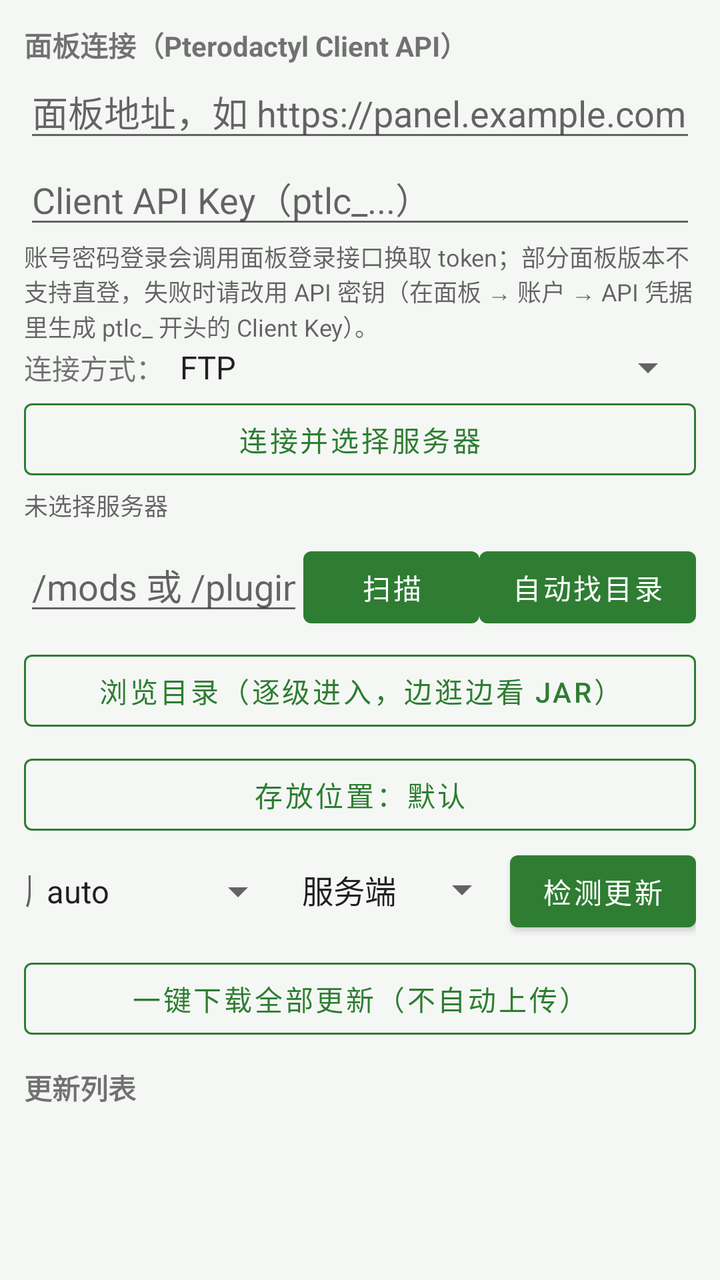
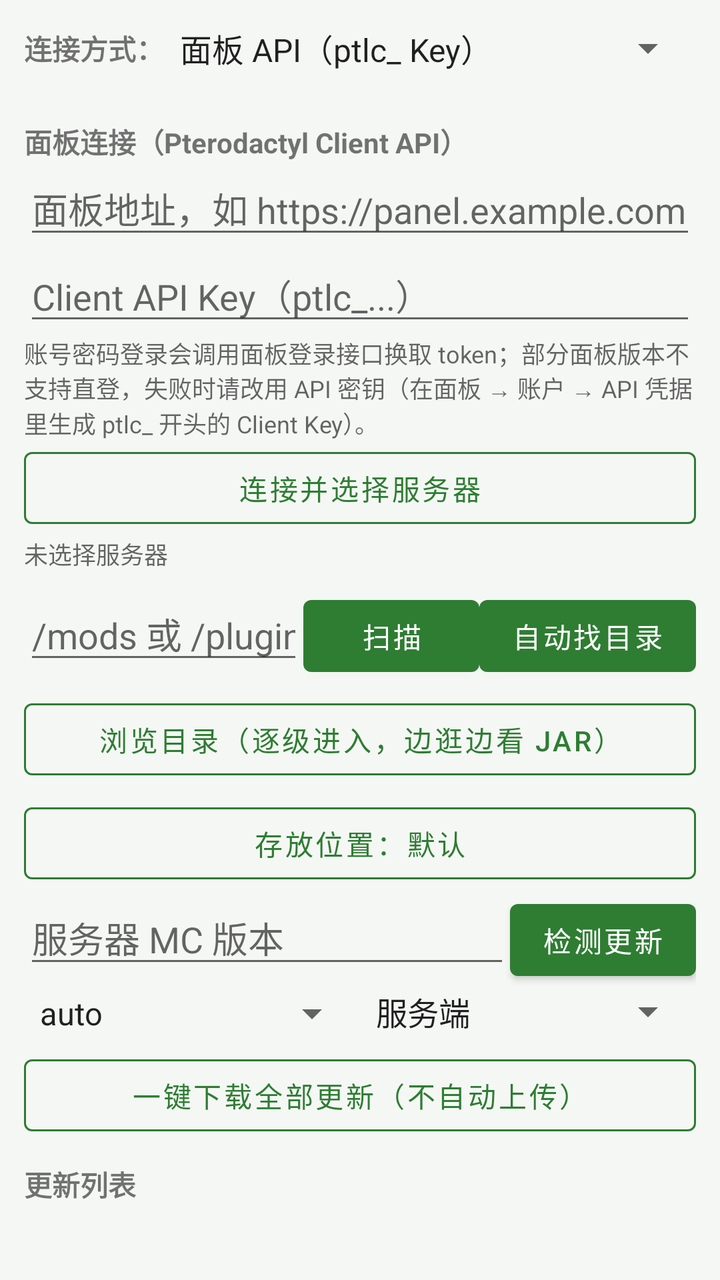

Two renders of the same Android screen: before a commit and after it. Below are the layout's source before the change and the commit's diff.
<!-- AndroidManifest.xml: application theme Theme.ModMigrator -->
<!-- res/layout/fragment_server.xml -->
<?xml version="1.0" encoding="utf-8"?>
<LinearLayout xmlns:android="http://schemas.android.com/apk/res/android"
    android:layout_width="match_parent"
    android:layout_height="match_parent"
    android:orientation="vertical"
    android:padding="12dp">

    <TextView
        android:layout_width="wrap_content"
        android:layout_height="wrap_content"
        android:text="面板连接（Pterodactyl Client API）"
        android:textStyle="bold" />

    <EditText
        android:id="@+id/etPanelBase"
        android:layout_width="match_parent"
        android:layout_height="wrap_content"
        android:hint="面板地址，如 https://panel.example.com"
        android:inputType="textUri"
        android:singleLine="true" />

    <EditText
        android:id="@+id/etPanelKey"
        android:layout_width="match_parent"
        android:layout_height="wrap_content"
        android:hint="Client API Key（ptlc_...）"
        android:inputType="textPassword"
        android:singleLine="true" />

    <TextView
        android:layout_width="match_parent"
        android:layout_height="wrap_content"
        android:text="@string/panel_auth_hint"
        android:textColor="@color/textSecondary"
        android:textSize="12sp" />

    
    <LinearLayout
        android:layout_width="match_parent"
        android:layout_height="wrap_content"
        android:orientation="horizontal">

        <TextView
            android:layout_width="wrap_content"
            android:layout_height="wrap_content"
            android:text="连接方式：" />

        <Spinner
            android:id="@+id/spRemoteKind"
            android:layout_width="0dp"
            android:layout_height="wrap_content"
            android:layout_weight="1"
            android:entries="@array/remote_kinds" />
    </LinearLayout>

    
    <LinearLayout
        android:id="@+id/boxRemote"
        android:layout_width="match_parent"
        android:layout_height="wrap_content"
        android:orientation="vertical"
        android:visibility="gone">

        <LinearLayout
            android:layout_width="match_parent"
            android:layout_height="wrap_content"
            android:orientation="horizontal">

            <EditText
                android:id="@+id/etRemoteHost"
                android:layout_width="0dp"
                android:layout_height="wrap_content"
                android:layout_weight="3"
                android:hint="主机，如 1.2.3.4 或 srv.example.com"
                android:inputType="text"
                android:singleLine="true" />

            <EditText
                android:id="@+id/etRemotePort"
                android:layout_width="0dp"
                android:layout_height="wrap_content"
                android:layout_weight="1"
                android:hint="端口"
                android:inputType="number"
                android:singleLine="true" />
        </LinearLayout>

        <LinearLayout
            android:layout_width="match_parent"
            android:layout_height="wrap_content"
            android:orientation="horizontal">

            <EditText
                android:id="@+id/etRemoteUser"
                android:layout_width="0dp"
                android:layout_height="wrap_content"
                android:layout_weight="1"
                android:hint="用户名"
                android:inputType="text"
                android:singleLine="true" />

            <EditText
                android:id="@+id/etRemotePass"
                android:layout_width="0dp"
                android:layout_height="wrap_content"
                android:layout_weight="1"
                android:hint="密码"
                android:inputType="textPassword"
                android:singleLine="true" />
        </LinearLayout>

        <TextView
            android:layout_width="match_parent"
            android:layout_height="wrap_content"
            android:text="用服务器的 FTP/SSH 账号密码直连，可以浏览并读取 mods、plugins 目录。端口留空用默认值（FTP 21 / SFTP 22）。"
            android:textColor="@color/textSecondary"
            android:textSize="12sp" />
    </LinearLayout>

    <Button
        android:id="@+id/btnConnect"
        style="@style/AppButtonOutlined"
        android:layout_width="match_parent"
        android:layout_height="wrap_content"
        android:text="连接并选择服务器" />

    <TextView
        android:id="@+id/tvServer"
        android:layout_width="match_parent"
        android:layout_height="wrap_content"
        android:text="未选择服务器"
        android:textColor="@color/textSecondary"
        android:textSize="12sp" />

    <LinearLayout
        android:layout_width="match_parent"
        android:layout_height="wrap_content"
        android:layout_marginTop="8dp"
        android:orientation="horizontal">

        <EditText
            android:id="@+id/etPanelDir"
            android:layout_width="0dp"
            android:layout_height="wrap_content"
            android:layout_weight="1"
            android:hint="/mods 或 /plugins"
            android:inputType="text"
            android:singleLine="true" />

        <Button
            android:id="@+id/btnScanFiles"
            android:layout_width="wrap_content"
            android:layout_height="wrap_content"
            android:text="@string/panel_scan" />

        <Button
            android:id="@+id/btnProbeDir"
            android:layout_width="wrap_content"
            android:layout_height="wrap_content"
            android:text="@string/panel_probe_dir" />
    </LinearLayout>

    <Button
        android:id="@+id/btnBrowseDir"
        style="@style/AppButtonOutlined"
        android:layout_width="match_parent"
        android:layout_height="wrap_content"
        android:layout_marginTop="4dp"
        android:text="浏览目录（逐级进入，边逛边看 jar）" />

    <Button
        android:id="@+id/btnPickOutDir"
        style="@style/AppButtonOutlined"
        android:layout_width="match_parent"
        android:layout_height="wrap_content"
        android:layout_marginTop="4dp"
        android:text="存放位置：默认" />

    <LinearLayout
        android:layout_width="match_parent"
        android:layout_height="wrap_content"
        android:orientation="horizontal">

        <EditText
            android:id="@+id/etVersion"
            android:layout_width="0dp"
            android:layout_height="wrap_content"
            android:layout_weight="1"
            android:hint="服务器 MC 版本"
            android:inputType="text"
            android:singleLine="true" />

        <Spinner
            android:id="@+id/spLoader"
            android:layout_width="wrap_content"
            android:layout_height="wrap_content"
            android:entries="@array/loaders" />

        <Spinner
            android:id="@+id/spSide"
            android:layout_width="wrap_content"
            android:layout_height="wrap_content"
            android:entries="@array/sides" />

        <Button
            android:id="@+id/btnCheckUpdates"
            android:layout_width="wrap_content"
            android:layout_height="wrap_content"
            android:text="检测更新" />
    </LinearLayout>

    <Button
        android:id="@+id/btnDownloadAll"
        style="@style/AppButtonOutlined"
        android:layout_width="match_parent"
        android:layout_height="wrap_content"
        android:layout_marginTop="6dp"
        android:text="一键下载全部更新（不自动上传）" />

    <TextView
        android:layout_width="wrap_content"
        android:layout_height="wrap_content"
        android:layout_marginTop="10dp"
        android:text="更新列表"
        android:textStyle="bold" />

    <androidx.recyclerview.widget.RecyclerView
        android:id="@+id/rvUpdates"
        android:layout_width="match_parent"
        android:layout_height="0dp"
        android:layout_weight="1" />

    <TextView
        android:id="@+id/tvLog"
        android:layout_width="match_parent"
        android:layout_height="wrap_content"
        android:maxHeight="120dp"
        android:textColor="@color/textSecondary"
        android:textSize="12sp" />
</LinearLayout>
<!-- resources referenced by this layout -->
<resources>
  <string-array name="loaders">
          <item>auto</item>
          <item>fabric</item>
          <item>forge</item>
          <item>neoforge</item>
          <item>quilt</item>
      </string-array>
  <string-array name="remote_kinds">
          <item>FTP</item>
          <item>FTPS（显式 TLS）</item>
          <item>SFTP（SSH）</item>
      </string-array>
  <string-array name="sides">
          <item>服务端</item>
          <item>客户端</item>
      </string-array>
  <color name="textSecondary">#99000000</color>
  <string name="panel_auth_hint">账号密码登录会调用面板登录接口换取 token；部分面板版本不支持直登，失败时请改用 API 密钥（在面板 → 账户 → API 凭据里生成 ptlc_ 开头的 Client Key）。</string>
  <string name="panel_probe_dir">自动找目录</string>
  <string name="panel_scan">扫描</string>
  <style name="AppButtonOutlined" parent="Widget.MaterialComponents.Button.OutlinedButton">
          <item name="strokeColor">?attr/colorPrimary</item>
          <item name="android:textColor">?attr/colorPrimary</item>
          <item name="iconTint">?attr/colorPrimary</item>
          <item name="rippleColor">?attr/colorPrimary</item>
      </style>
  <style name="Theme.ModMigrator" parent="Theme.MaterialComponents.DayNight.NoActionBar">
          <item name="colorPrimary">@color/primary</item>
          <item name="colorPrimaryDark">@color/primaryDark</item>
          <item name="colorAccent">@color/accent</item>
          <item name="android:windowBackground">@color/bg</item>
          <item name="android:statusBarColor">@color/primaryDark</item>
          <item name="preferenceTheme">@style/PreferenceThemeOverlay</item>
          
          <item name="materialButtonStyle">@style/AppButton</item>
      </style>
  <color name="primary">#FF2E7D32</color>
  <color name="primaryDark">#FF1B5E20</color>
  <color name="accent">#FF66BB6A</color>
  <color name="bg">#FFF5F7F5</color>
  <style name="AppButton" parent="Widget.MaterialComponents.Button">
          <item name="backgroundTint">?attr/colorPrimary</item>
          <item name="android:textColor">@android:color/white</item>
          <item name="rippleColor">?attr/colorPrimary</item>
      </style>
</resources>

<!-- the commit's change to res/layout/fragment_server.xml (unified diff, before → after) -->
@@ -5,52 +5,71 @@
     android:orientation="vertical"
     android:padding="12dp">
 
-    <TextView
-        android:layout_width="wrap_content"
-        android:layout_height="wrap_content"
-        android:text="面板连接（Pterodactyl Client API）"
-        android:textStyle="bold" />
-
-    <EditText
-        android:id="@+id/etPanelBase"
-        android:layout_width="match_parent"
-        android:layout_height="wrap_content"
-        android:hint="面板地址，如 https://panel.example.com"
-        android:inputType="textUri"
-        android:singleLine="true" />
-
-    <EditText
-        android:id="@+id/etPanelKey"
-        android:layout_width="match_parent"
-        android:layout_height="wrap_content"
-        android:hint="Client API Key（ptlc_...）"
-        android:inputType="textPassword"
-        android:singleLine="true" />
-
-    <TextView
-        android:layout_width="match_parent"
-        android:layout_height="wrap_content"
-        android:text="@string/panel_auth_hint"
+    
+    <LinearLayout
+        android:layout_width="match_parent"
+        android:layout_height="wrap_content"
+        android:gravity="center_vertical"
+        android:orientation="horizontal">
+
+        <TextView
+            android:layout_width="wrap_content"
+            android:layout_height="wrap_content"
+            android:text="连接方式："
+            android:textStyle="bold" />
+
+        <Spinner
+            android:id="@+id/spRemoteKind"
+            android:layout_width="0dp"
+            android:layout_height="wrap_content"
+            android:layout_weight="1"
+            android:entries="@array/remote_kinds" />
+    </LinearLayout>
+
+    <TextView
+        android:id="@+id/tvConnMode"
+        android:layout_width="match_parent"
+        android:layout_height="wrap_content"
+        android:paddingTop="2dp"
         android:textColor="@color/textSecondary"
         android:textSize="12sp" />
 
     
     <LinearLayout
-        android:layout_width="match_parent"
-        android:layout_height="wrap_content"
-        android:orientation="horizontal">
-
-        <TextView
-            android:layout_width="wrap_content"
-            android:layout_height="wrap_content"
-            android:text="连接方式：" />
-
-        <Spinner
-            android:id="@+id/spRemoteKind"
-            android:layout_width="0dp"
-            android:layout_height="wrap_content"
-            android:layout_weight="1"
-            android:entries="@array/remote_kinds" />
+        android:id="@+id/boxPanel"
+        android:layout_width="match_parent"
+        android:layout_height="wrap_content"
+        android:orientation="vertical">
+
+        <TextView
+            android:layout_width="wrap_content"
+            android:layout_height="wrap_content"
+            android:layout_marginTop="6dp"
+            android:text="面板连接（Pterodactyl Client API）"
+            android:textStyle="bold" />
+
+        <EditText
+            android:id="@+id/etPanelBase"
+            android:layout_width="match_parent"
+            android:layout_height="wrap_content"
+            android:hint="面板地址，如 https://panel.example.com"
+            android:inputType="textUri"
+            android:singleLine="true" />
+
+        <EditText
+            android:id="@+id/etPanelKey"
+            android:layout_width="match_parent"
+            android:layout_height="wrap_content"
+            android:hint="Client API Key（ptlc_...）"
+            android:inputType="textPassword"
+            android:singleLine="true" />
+
+        <TextView
+            android:layout_width="match_parent"
+            android:layout_height="wrap_content"
+            android:text="@string/panel_auth_hint"
+            android:textColor="@color/textSecondary"
+            android:textSize="12sp" />
     </LinearLayout>
 
     
@@ -60,6 +79,13 @@
         android:layout_height="wrap_content"
         android:orientation="vertical"
         android:visibility="gone">
+
+        <TextView
+            android:layout_width="wrap_content"
+            android:layout_height="wrap_content"
+            android:layout_marginTop="6dp"
+            android:text="FTP / SFTP 直连"
+            android:textStyle="bold" />
 
         <LinearLayout
             android:layout_width="match_parent"
@@ -176,6 +202,7 @@
         android:layout_marginTop="4dp"
         android:text="存放位置：默认" />
 
+    
     <LinearLayout
         android:layout_width="match_parent"
         android:layout_height="wrap_content"
@@ -190,23 +217,31 @@
             android:inputType="text"
             android:singleLine="true" />
 
+        <Button
+            android:id="@+id/btnCheckUpdates"
+            android:layout_width="wrap_content"
+            android:layout_height="wrap_content"
+            android:text="检测更新" />
+    </LinearLayout>
+
+    <LinearLayout
+        android:layout_width="match_parent"
+        android:layout_height="wrap_content"
+        android:orientation="horizontal">
+
         <Spinner
             android:id="@+id/spLoader"
-            android:layout_width="wrap_content"
-            android:layout_height="wrap_content"
+            android:layout_width="0dp"
+            android:layout_height="wrap_content"
+            android:layout_weight="1"
             android:entries="@array/loaders" />
 
         <Spinner
             android:id="@+id/spSide"
-            android:layout_width="wrap_content"
-            android:layout_height="wrap_content"
+            android:layout_width="0dp"
+            android:layout_height="wrap_content"
+            android:layout_weight="1"
             android:entries="@array/sides" />
-
-        <Button
-            android:id="@+id/btnCheckUpdates"
-            android:layout_width="wrap_content"
-            android:layout_height="wrap_content"
-            android:text="检测更新" />
     </LinearLayout>
 
     <Button
<!-- resource entries referenced after the edit -->
@@ -8,6 +8,7 @@
           <item>quilt</item>
       </string-array>
   <string-array name="remote_kinds">
+          <item>面板 API（ptlc_ Key）</item>
           <item>FTP</item>
           <item>FTPS（显式 TLS）</item>
           <item>SFTP（SSH）</item>
